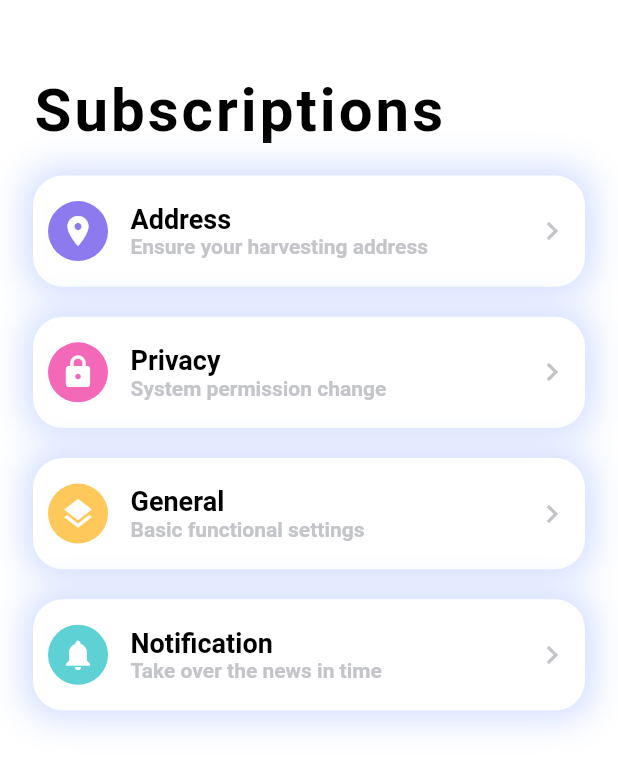
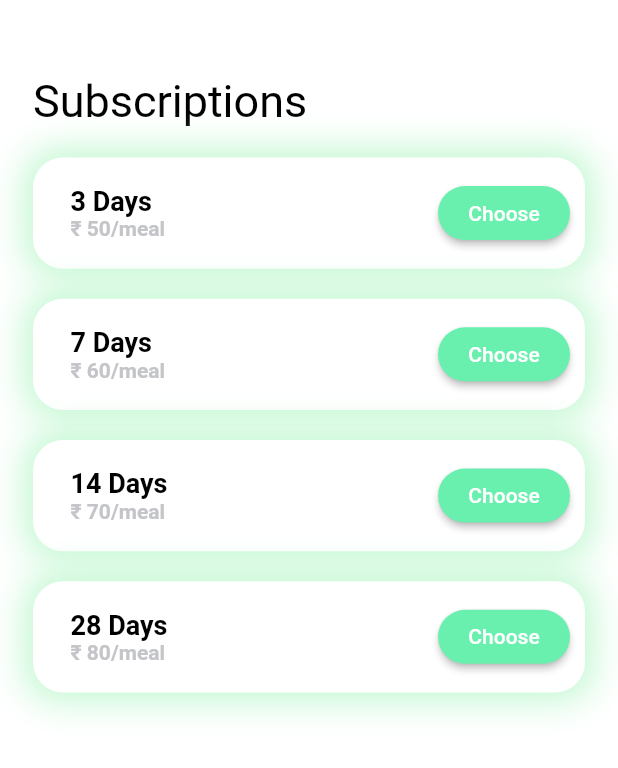
Before and after one commit to fzserver/FoodiFi, a Flutter app: the RestaurantMenu screen opened by its route, after a tap on "Order Food Online", on a phone screen of 412 x 824 dp. Shown: the top 768 px of the screen. Run offline on Flutter 3.47's test engine with Material 2 defaults, Android fonts, the phone set to English and light mode, and no system bars; our stand-ins replace cached_network_image, connectivity, firebase_auth, firebase_crashlytics, flutter_rating_bar, google_sign_in and 4 more; accounts and stored records are empty; network calls fail; Roboto replaces fonts that are missing (google).

Commit message:
FoodiFi fix: Subscriptions Screen added

```diff
--- a/lib/widgets/subsMenu/menuItem.dart
+++ b/lib/widgets/subsMenu/menuItem.dart
@@ -12,7 +12,7 @@ class MenuItem extends StatelessWidget {
       decoration: BoxDecoration(
         boxShadow: [
           BoxShadow(
-            color: Color(0xFFD1DCFF),
+            color: Color(0xFFBFF7CF),
             blurRadius: 20.0, // has the effect of softening the shadow
             spreadRadius: 5.0, // has the effect of extending the shadow
           ),
@@ -32,17 +32,17 @@ class MenuItem extends StatelessWidget {
               crossAxisAlignment: CrossAxisAlignment.center,
               mainAxisAlignment: MainAxisAlignment.center,
               children: <Widget>[
-                Container(
-                  padding: EdgeInsets.all(8.0),
-                  decoration: BoxDecoration(
-                    shape: BoxShape.circle,
-                    color: menu.iconColor,
-                  ),
-                  child: Icon(
-                    menu.icon,
-                    color: Colors.white,
-                  ),
-                ),
+                // Container(
+                //   padding: EdgeInsets.all(8.0),
+                //   decoration: BoxDecoration(
+                //     shape: BoxShape.circle,
+                //     color: menu.iconColor,
+                //   ),
+                //   child: Icon(
+                //     menu.icon,
+                //     color: Colors.white,
+                //   ),
+                // ),
                 Container(
                   margin: EdgeInsets.only(left: 15.0),
                   child: Column(
@@ -70,10 +70,23 @@ class MenuItem extends StatelessWidget {
                 )
               ],
             ),
-            Icon(
-              Icons.chevron_right,
-              color: profile_item_color,
-            )
+            // Icon(
+            //   Icons.chevron_right,
+            //   color: profile_item_color,
+            // )
+            MaterialButton(
+              onPressed: () {},
+              child: Text(
+                'Choose',
+              ),
+              color: Colors.greenAccent,
+              textColor: Colors.white,
+              shape: RoundedRectangleBorder(
+                borderRadius: BorderRadius.circular(
+                  50.0,
+                ),
+              ),
+            ),
           ],
         ),
       ),
--- a/lib/widgets/subsMenu/subMenuModel.dart
+++ b/lib/widgets/subsMenu/subMenuModel.dart
@@ -1,9 +1,12 @@
-import 'package:flutter/material.dart';
-
 class SubMenu {
   String title;
   String subTitle;
-  IconData icon;
-  Color iconColor;
-  SubMenu({this.icon, this.title, this.iconColor, this.subTitle});
+  // IconData icon;
+  // Color iconColor;
+  SubMenu({
+    // this.icon,
+    this.title,
+    // this.iconColor,
+    this.subTitle,
+  });
 }
--- a/lib/widgets/subsMenu/subsMenu.dart
+++ b/lib/widgets/subsMenu/subsMenu.dart
@@ -11,10 +11,8 @@ class SubsMenu extends StatelessWidget {
       children: <Widget>[
         MenuItem(
           menu: SubMenu(
-            title: 'Address',
-            subTitle: 'Ensure your harvesting address',
-            iconColor: profile_info_address,
-            icon: Icons.location_on,
+            title: '3 Days',
+            subTitle: '\u20B9 50/meal',
           ),
         ),
         SizedBox(
@@ -22,10 +20,8 @@ class SubsMenu extends StatelessWidget {
         ),
         MenuItem(
           menu: SubMenu(
-            title: 'Privacy',
-            subTitle: 'System permission change',
-            iconColor: profile_info_privacy,
-            icon: Icons.lock,
+            title: '7 Days',
+            subTitle: '\u20B9 60/meal',
           ),
         ),
         SizedBox(
@@ -33,10 +29,8 @@ class SubsMenu extends StatelessWidget {
         ),
         MenuItem(
           menu: SubMenu(
-            title: 'General',
-            subTitle: 'Basic functional settings',
-            iconColor: profile_info_general,
-            icon: Icons.layers,
+            title: '14 Days',
+            subTitle: '\u20B9 70/meal',
           ),
         ),
         SizedBox(
@@ -44,10 +38,8 @@ class SubsMenu extends StatelessWidget {
         ),
         MenuItem(
           menu: SubMenu(
-            title: 'Notification',
-            subTitle: 'Take over the news in time',
-            iconColor: profile_info_notification,
-            icon: Icons.notifications,
+            title: '28 Days',
+            subTitle: '\u20B9 80/meal',
           ),
         ),
       ],
--- a/lib/widgets/titleLarge.dart
+++ b/lib/widgets/titleLarge.dart
@@ -17,9 +17,8 @@ class TitleLarge extends StatelessWidget {
           title,
           style: TextStyle(
             color: Colors.black,
-            fontSize: 40.0,
-            letterSpacing: 2.0,
-            fontWeight: FontWeight.bold,
+            fontSize: 30.0,
+            fontWeight: FontWeight.w400,
           ),
         ),
         if (icon != null)
```
Also changed, not shown: flutter_04.png (added), flutter_05.png (added), flutter_06.png (added).
